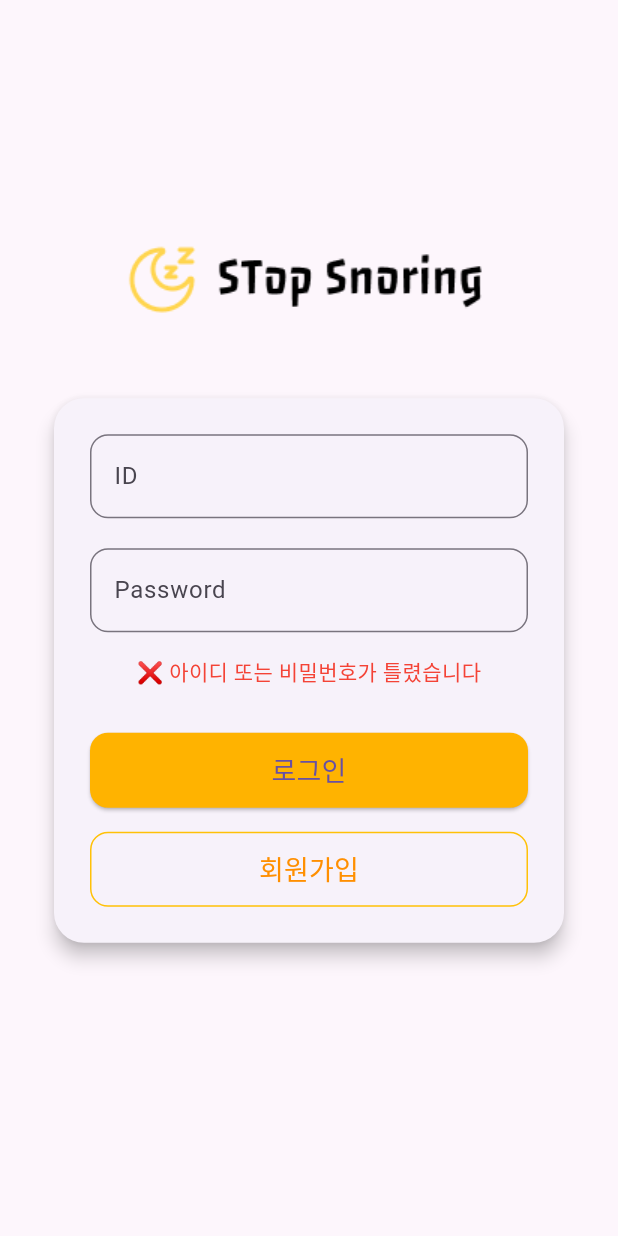
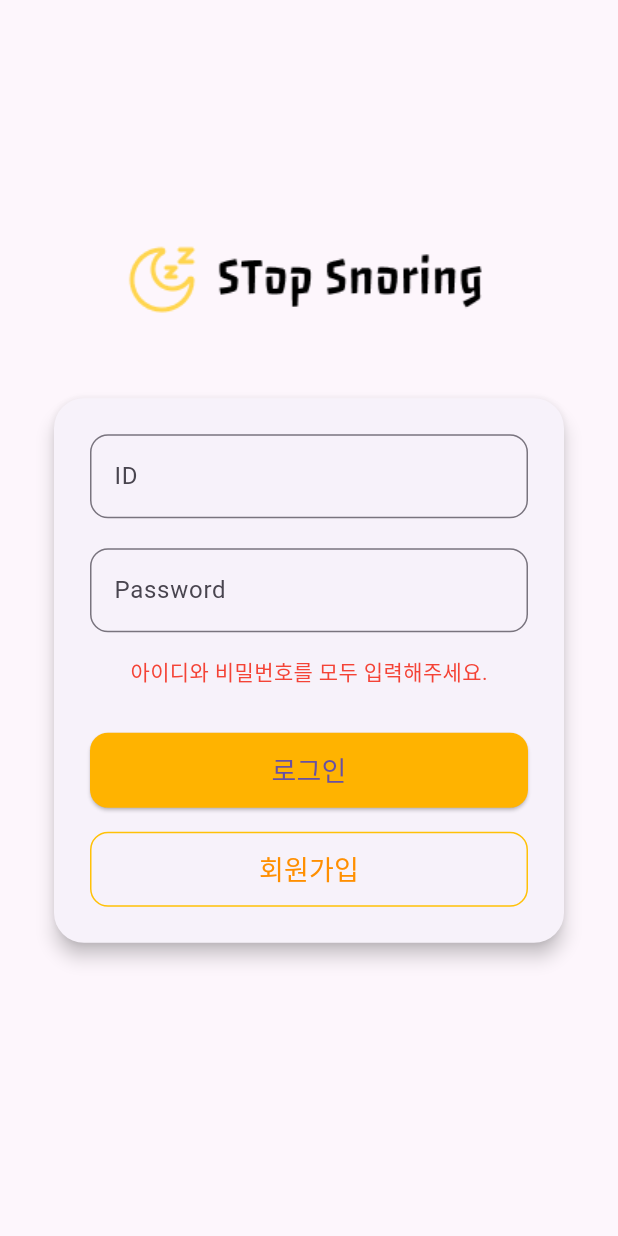
Before and after one commit to shoonkang123/Stop_Snoring, a Flutter app: the screen it shows after launch, after a tap on "로그인", on a phone screen of 412 x 824 dp. Run offline on Flutter 3.47's test engine with Material 3 defaults, Android fonts, the light colour scheme and no system bars; our stand-ins replace cloud_firestore, firebase_auth, firebase_core; accounts and stored records are empty.

Commit message:
로그인 화면 완료

```diff
--- a/lib/main.dart
+++ b/lib/main.dart
@@ -4,59 +4,15 @@ import 'package:flutter_localizations/flutter_localizations.dart';
 import 'home_page.dart';
 import 'sign_up_page.dart';
 import 'alarm_screen.dart';
-
-import 'package:flutter_local_notifications/flutter_local_notifications.dart';
-import 'dart:io' show Platform;
-import 'package:permission_handler/permission_handler.dart';
-
-// 🔔 알림 플러그인 전역 객체 (이미 있다면 중복 선언 X)
-final FlutterLocalNotificationsPlugin flutterLocalNotificationsPlugin =
-FlutterLocalNotificationsPlugin();
-
-// 🔔 알림 권한 요청 (Android 13+ 포함)
-Future<void> _requestNotificationPermission() async {
-  if (!Platform.isAndroid) return;
-
-  // 현재 권한 상태 확인
-  final status = await Permission.notification.status;
-
-  if (status.isGranted) {
-    // 이미 허용
-    return;
-  }
-
-  // 권한 요청
-  final result = await Permission.notification.request();
-
-  // 필요하면 여기서 permanentlyDenied면 설정 화면 보내는 코드도 추가 가능
-  // if (result.isPermanentlyDenied) {
-  //   await openAppSettings();
-  // }
-}
-
+import 'package:firebase_auth/firebase_auth.dart';
+import 'package:cloud_firestore/cloud_firestore.dart';
 
 
 void main() async {
   WidgetsFlutterBinding.ensureInitialized();
-
   await Firebase.initializeApp();
-
-  const AndroidInitializationSettings androidInitSettings =
-  AndroidInitializationSettings('@mipmap/ic_launcher');
-
-  const InitializationSettings initSettings = InitializationSettings(
-    android: androidInitSettings,
-  );
-
-  await flutterLocalNotificationsPlugin.initialize(initSettings);
-
-  // ✅ 앱 시작 시 권한 요청
-  await _requestNotificationPermission();
-
   runApp(const MyApp());
 }
-
-
 
 class MyApp extends StatelessWidget {
   const MyApp({super.key});
@@ -101,22 +57,90 @@ class _LoginPageState extends State<LoginPage> {
   final TextEditingController _pwController = TextEditingController();
   String? errorMessage;
 
-  void _handleLogin() {
-    String id = _idController.text.trim();
+  final FirebaseAuth _auth = FirebaseAuth.instance;
+  final FirebaseFirestore _db = FirebaseFirestore.instance;
+
+  Future<void> _handleLogin() async {
+    String userid = _idController.text.trim();
     String pw = _pwController.text.trim();
 
-    if (id != 'admin' || pw != '1234') {
+    //비어 있는지 체크
+    if (userid.isEmpty || pw.isEmpty) {
       setState(() {
-        errorMessage = '❌ 아이디 또는 비밀번호가 틀렸습니다';
+        errorMessage = '아이디와 비밀번호를 모두 입력해주세요.';
       });
-    } else {
+      return;
+    }
+
+    try {
+      final doc = await _db
+          .collection("users_kim")
+          .doc(userid)
+          .collection("users_info")
+          .doc("information")
+          .get();
+
+      if (!doc.exists) {
+        setState((){
+          errorMessage = '존재하지 않는 아이디입니다.';
+        });
+        return;
+      }
+
+      final data = doc.data() as Map<String, dynamic>?;
+      if (data == null) {
+        setState(() {
+          errorMessage = "계정 데이터가 비어 있습니다.";
+        });
+        return;
+      }
+
+      final email = data['email'] as String?;
+      if (email == null || email.isEmpty){
+        setState((){
+          errorMessage = "이 아이디에 연결된 이메일 정보가 없습니다.";
+        });
+        return;
+      }
+
+      final UserCredential cred = await _auth.signInWithEmailAndPassword(
+        email: email,
+        password: pw,
+      );
+
+      final user = cred.user;
+      if (user == null) {
+        setState(() {
+          errorMessage = "로그인에 실패했습니다. 다시 시도해주세요.";
+        });
+        return;
+      }
       setState(() {
         errorMessage = null;
       });
+
       Navigator.pushReplacement(
         context,
         MaterialPageRoute(builder: (context) => const HomePage()),
       );
+    } on FirebaseAuthException catch (e) {
+      String msg;
+      if (e.code == "user-not-found") {
+        msg = '존재하지 않는 계정입니다.';
+      } else if (e.code == 'wrong-password') {
+        msg = '비밀번호가 틀렸습니다.';
+      } else if (e.code == 'invalid-email') {
+        msg = '올바른 이메일 형식이 아닙니다.';
+      } else {
+        msg = '로그인에 실패했습니다.';
+      }
+      setState(() {
+        errorMessage = msg;
+      });
+    }catch (e) {
+      setState(() {
+        errorMessage = '로그인 중 알 수 없는 오류가 발생했습니다.';
+      });
     }
   }
 
@@ -199,7 +223,8 @@ class _LoginPageState extends State<LoginPage> {
                                 ),
                               ),
                               onPressed: _handleLogin,
-                            child: const Text('로그인', style: TextStyle(fontSize: 18)),
+                              child: const Text(
+                                  '로그인', style: TextStyle(fontSize: 18)),
                             ),
                           ),
                           const SizedBox(height: 16),
```
Lines whose indentation alone changed are shown as unchanged.
